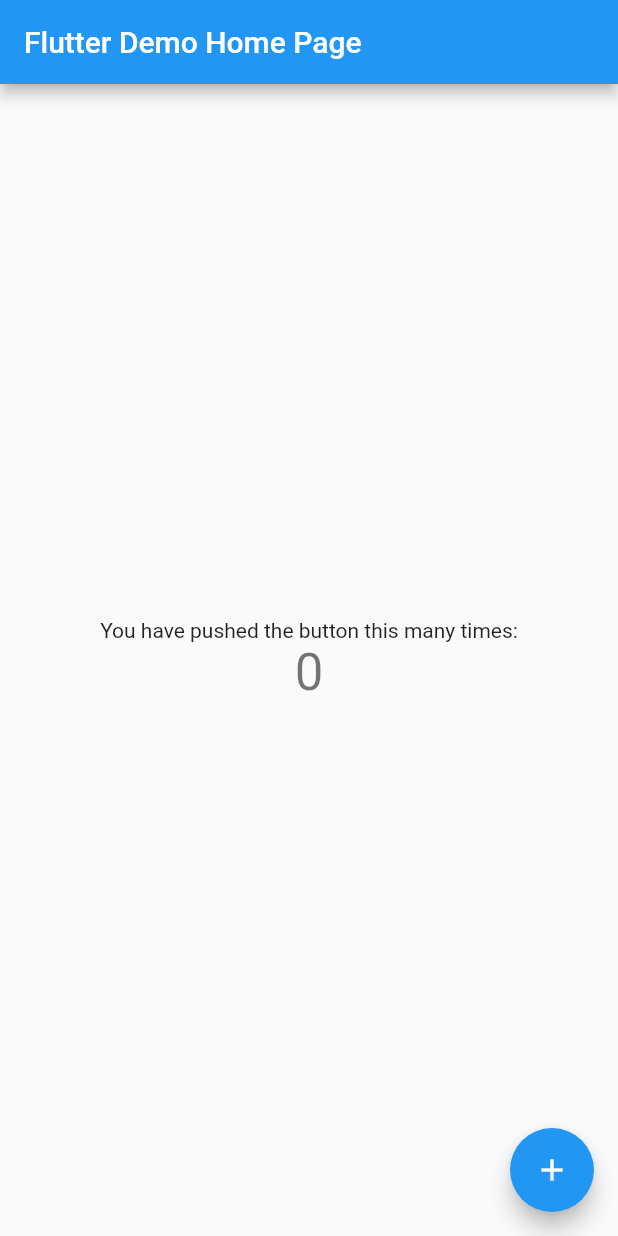
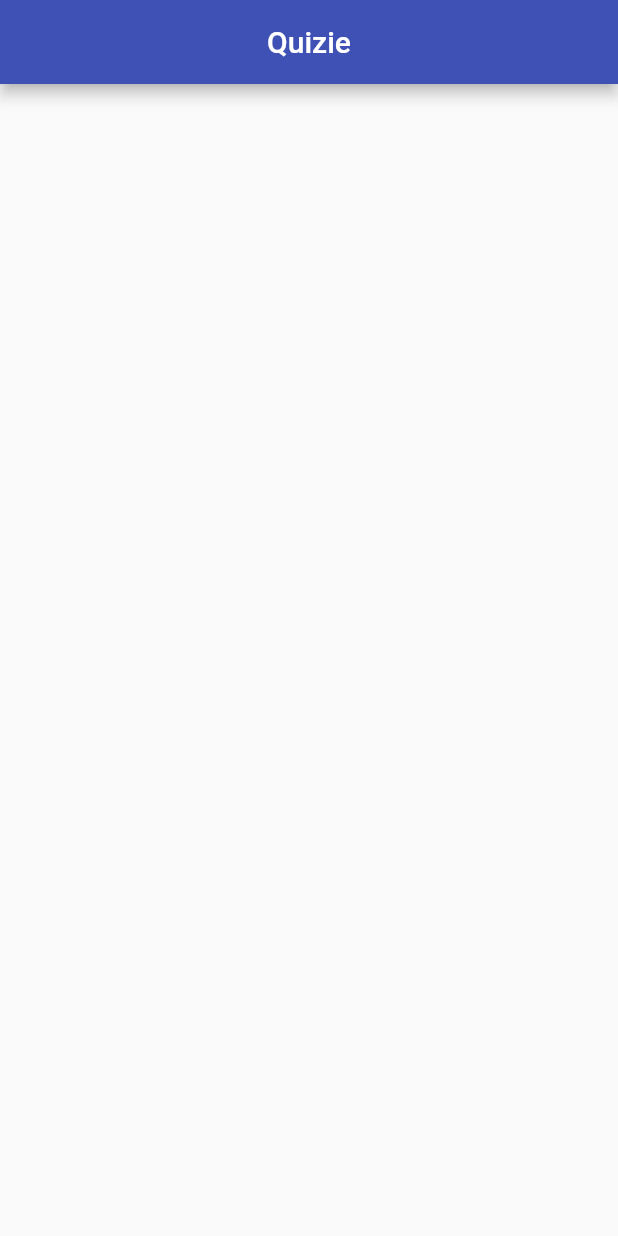
Before and after one commit to Nuri801/quiz_app, a Flutter app: the screen it shows after launch, on a phone screen of 412 x 824 dp. Run offline on Flutter 3.47's test engine with Material 2 defaults, Android fonts, the phone set to English and light mode, and no system bars.

```diff
--- a/lib/main.dart
+++ b/lib/main.dart
@@ -1,115 +1,25 @@
 import 'package:flutter/material.dart';
 
 void main() {
-  runApp(const MyApp());
+  runApp(const QuizApp());
 }
 
-class MyApp extends StatelessWidget {
-  const MyApp({Key? key}) : super(key: key);
+class QuizApp extends StatelessWidget {
+  const QuizApp({Key? key}) : super(key: key);
 
-  // This widget is the root of your application.
   @override
   Widget build(BuildContext context) {
     return MaterialApp(
-      title: 'Flutter Demo',
+      title: 'Quiz App',
       theme: ThemeData(
-        // This is the theme of your application.
-        //
-        // Try running your application with "flutter run". You'll see the
-        // application has a blue toolbar. Then, without quitting the app, try
-        // changing the primarySwatch below to Colors.green and then invoke
-        // "hot reload" (press "r" in the console where you ran "flutter run",
-        // or simply save your changes to "hot reload" in a Flutter IDE).
-        // Notice that the counter didn't reset back to zero; the application
-        // is not restarted.
-        primarySwatch: Colors.blue,
+        primarySwatch: Colors.indigo
       ),
-      home: const MyHomePage(title: 'Flutter Demo Home Page'),
+      home: Scaffold(
+        appBar: AppBar(
+          title: Center(child: const Text('Quizie')),
+        ),
+        body: Container(),
+      ),
     );
   }
 }
-
-class MyHomePage extends StatefulWidget {
-  const MyHomePage({Key? key, required this.title}) : super(key: key);
-
-  // This widget is the home page of your application. It is stateful, meaning
-  // that it has a State object (defined below) that contains fields that affect
-  // how it looks.
-
-  // This class is the configuration for the state. It holds the values (in this
-  // case the title) provided by the parent (in this case the App widget) and
-  // used by the build method of the State. Fields in a Widget subclass are
-  // always marked "final".
-
-  final String title;
-
-  @override
-  State<MyHomePage> createState() => _MyHomePageState();
-}
-
-class _MyHomePageState extends State<MyHomePage> {
-  int _counter = 0;
-
-  void _incrementCounter() {
-    setState(() {
-      // This call to setState tells the Flutter framework that something has
-      // changed in this State, which causes it to rerun the build method below
-      // so that the display can reflect the updated values. If we changed
-      // _counter without calling setState(), then the build method would not be
-      // called again, and so nothing would appear to happen.
-      _counter++;
-    });
-  }
-
-  @override
-  Widget build(BuildContext context) {
-    // This method is rerun every time setState is called, for instance as done
-    // by the _incrementCounter method above.
-    //
-    // The Flutter framework has been optimized to make rerunning build methods
-    // fast, so that you can just rebuild anything that needs updating rather
-    // than having to individually change instances of widgets.
-    return Scaffold(
-      appBar: AppBar(
-        // Here we take the value from the MyHomePage object that was created by
-        // the App.build method, and use it to set our appbar title.
-        title: Text(widget.title),
-      ),
-      body: Center(
-        // Center is a layout widget. It takes a single child and positions it
-        // in the middle of the parent.
-        child: Column(
-          // Column is also a layout widget. It takes a list of children and
-          // arranges them vertically. By default, it sizes itself to fit its
-          // children horizontally, and tries to be as tall as its parent.
-          //
-          // Invoke "debug painting" (press "p" in the console, choose the
-          // "Toggle Debug Paint" action from the Flutter Inspector in Android
-          // Studio, or the "Toggle Debug Paint" command in Visual Studio Code)
-          // to see the wireframe for each widget.
-          //
-          // Column has various properties to control how it sizes itself and
-          // how it positions its children. Here we use mainAxisAlignment to
-          // center the children vertically; the main axis here is the vertical
-          // axis because Columns are vertical (the cross axis would be
-          // horizontal).
-          mainAxisAlignment: MainAxisAlignment.center,
-          children: <Widget>[
-            const Text(
-              'You have pushed the button this many times:',
-            ),
-            Text(
-              '$_counter',
-              style: Theme.of(context).textTheme.headline4,
-            ),
-          ],
-        ),
-      ),
-      floatingActionButton: FloatingActionButton(
-        onPressed: _incrementCounter,
-        tooltip: 'Increment',
-        child: const Icon(Icons.add),
-      ), // This trailing comma makes auto-formatting nicer for build methods.
-    );
-  }
-}
```
